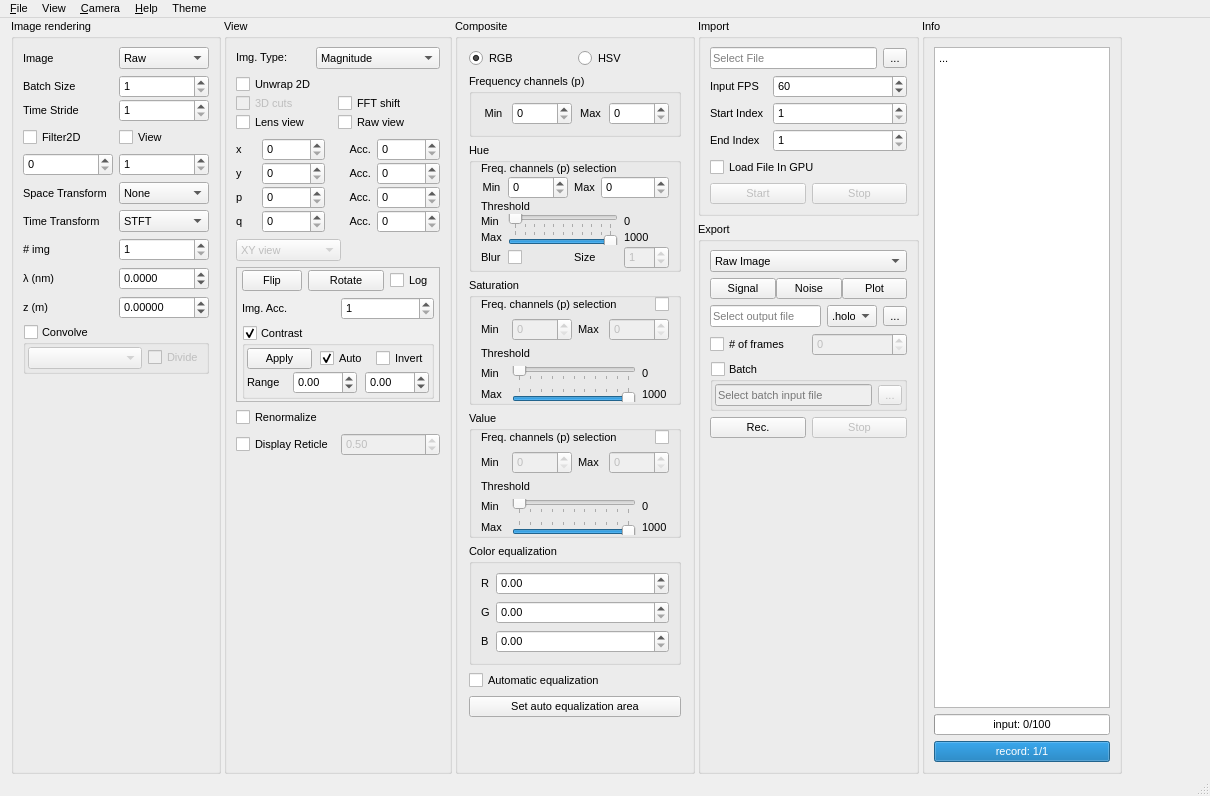
This is Holovibes/mainwindow.ui in DigitalHolography/Holovibes as Qt 5 draws it before an edit. The edited form follows.
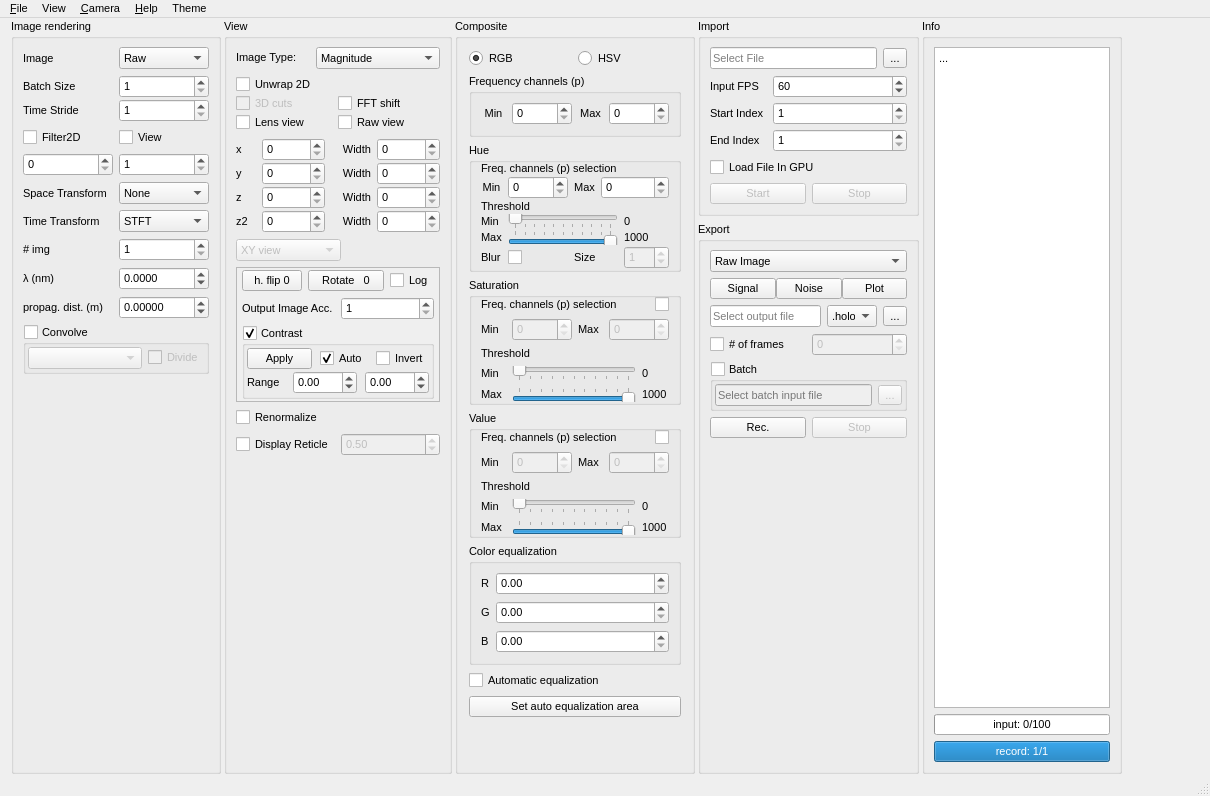
This is the edited form. Custom widgets are drawn as their Qt base class.

Commit message: feat(json_5): Edit gui with new version .holo

```diff
--- a/Holovibes/mainwindow.ui
+++ b/Holovibes/mainwindow.ui
@@ -432,7 +432,7 @@
            <item row="5" column="0">
             <widget class="QLabel" name="ZLabel">
              <property name="text">
-              <string>z (m)</string>
+              <string>propag. dist. (m)</string>
              </property>
              <property name="alignment">
               <set>Qt::AlignLeading|Qt::AlignLeft|Qt::AlignVCenter</set>
@@ -698,7 +698,7 @@
                  <enum>Qt::LeftToRight</enum>
                 </property>
                 <property name="text">
-                 <string>Flip</string>
+                 <string>h. flip 0</string>
                 </property>
                </widget>
               </item>
@@ -723,7 +723,7 @@
                  </size>
                 </property>
                 <property name="text">
-                 <string>Rotate</string>
+                 <string>Rotate   0</string>
                 </property>
                </widget>
               </item>
@@ -750,7 +750,7 @@
               <item>
                <widget class="QLabel" name="ImgAccuLabel">
                 <property name="text">
-                 <string>Img. Acc.</string>
+                 <string>Output Image Acc.</string>
                 </property>
                </widget>
               </item>
@@ -996,7 +996,7 @@
            <item row="2" column="0">
             <widget class="QLabel" name="PLabel">
              <property name="text">
-              <string>p</string>
+              <string>z</string>
              </property>
             </widget>
            </item>
@@ -1045,7 +1045,7 @@
            <item row="3" column="0">
             <widget class="QLabel" name="Q_Label">
              <property name="text">
-              <string>q</string>
+              <string>z2</string>
              </property>
             </widget>
            </item>
@@ -1103,7 +1103,7 @@
            <item row="3" column="2">
             <widget class="QLabel" name="QaccLabel">
              <property name="text">
-              <string>Acc.</string>
+              <string>Width</string>
              </property>
              <property name="alignment">
               <set>Qt::AlignRight|Qt::AlignTrailing|Qt::AlignVCenter</set>
@@ -1113,7 +1113,7 @@
            <item row="2" column="2">
             <widget class="QLabel" name="PaccLabel">
              <property name="text">
-              <string>Acc.</string>
+              <string>Width</string>
              </property>
              <property name="alignment">
               <set>Qt::AlignRight|Qt::AlignTrailing|Qt::AlignVCenter</set>
@@ -1123,7 +1123,7 @@
            <item row="1" column="2">
             <widget class="QLabel" name="YAccLabel">
              <property name="text">
-              <string>Acc.</string>
+              <string>Width</string>
              </property>
              <property name="alignment">
               <set>Qt::AlignRight|Qt::AlignTrailing|Qt::AlignVCenter</set>
@@ -1133,7 +1133,7 @@
            <item row="0" column="2">
             <widget class="QLabel" name="XAccLabel">
              <property name="text">
-              <string>Acc.</string>
+              <string>Width</string>
              </property>
              <property name="alignment">
               <set>Qt::AlignRight|Qt::AlignTrailing|Qt::AlignVCenter</set>
@@ -1156,7 +1156,7 @@
               </sizepolicy>
              </property>
              <property name="text">
-              <string>Img. Type:</string>
+              <string>Image Type:</string>
              </property>
             </widget>
            </item>
```
The commit also changes 4 other files.
